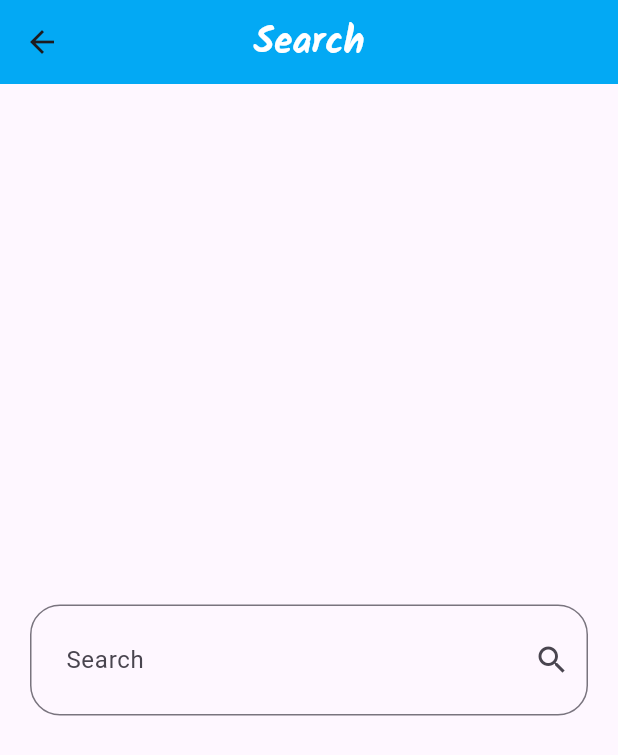
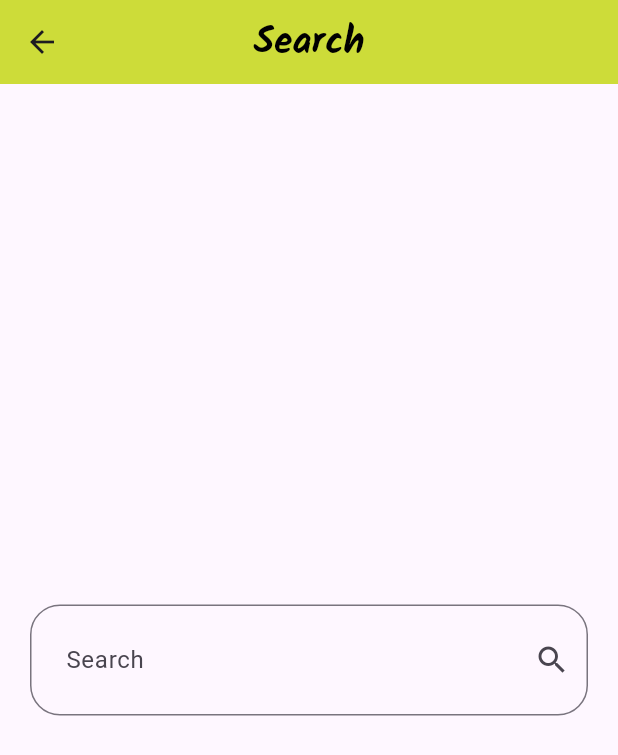
Before and after one commit to Elywa/Weather-App, a Flutter app: the screen it shows after launch, after a tap on the "search" icon, on a phone screen of 412 x 824 dp. Shown: the top 755 px of the screen. Run offline on Flutter 3.47's test engine with Material 3 defaults, Android fonts, the phone set to English and light mode, and no system bars; our stand-ins replace dio, flutter_bloc.

Commit message:
Create App Theme

```diff
--- a/lib/cubits/get current weather cubit/get_weather_states.dart
+++ b/lib/cubits/get current weather cubit/get_weather_states.dart
@@ -1,7 +1,15 @@
+import 'package:wheather_app/models/weather_model.dart';
+
 class WeatherState {}
 
-class WeatherLoadedState extends WeatherState {}
+class WeatherLoadedState extends WeatherState {
+  final WeatherModel weatherModel;
+  WeatherLoadedState({required this.weatherModel});
+}
 
 class NoWeatherState extends WeatherState {}
 
-class WeatherFailureState extends WeatherState {}
+class WeatherFailureState extends WeatherState {
+  final String errorMessage;
+  WeatherFailureState({required this.errorMessage});
+}
--- a/lib/main.dart
+++ b/lib/main.dart
@@ -1,23 +1,99 @@
 import 'package:flutter/material.dart';
 import 'package:flutter_bloc/flutter_bloc.dart';
 import 'package:wheather_app/cubits/get%20current%20weather%20cubit/get_weather_cubit.dart';
+import 'package:wheather_app/cubits/get%20current%20weather%20cubit/get_weather_states.dart';
+import 'package:wheather_app/models/weather_model.dart';
 import 'package:wheather_app/views/home_view.dart';
 
 void main() {
-  runApp(const Base());
+  runApp(Base());
 }
 
 class Base extends StatelessWidget {
-  const Base({super.key});
+  Base({super.key});
 
   @override
   Widget build(BuildContext context) {
-    return  BlocProvider(
+    return BlocProvider(
       create: (context) => GetWeatherCubit(),
-      child: const MaterialApp(
-        debugShowCheckedModeBanner: false,
-        home: HomeView(),
-      ),
+      child: Builder(builder: (context) {
+        return BlocBuilder<GetWeatherCubit, WeatherState>(
+          builder: (context, state) {
+            return MaterialApp(
+              debugShowCheckedModeBanner: false,
+              theme: ThemeData(
+                appBarTheme: AppBarTheme(
+                  backgroundColor: getMaterialColor(
+                    BlocProvider.of<GetWeatherCubit>(context)
+                        .weatherModel
+                        ?.weatherCondition,
+                  ),
+                ),
+                // primarySwatch: getMaterialColor(
+                //   BlocProvider.of<GetWeatherCubit>(context)
+                //       .weatherModel
+                //       ?.weatherCondition,
+                // ),
+              ),
+              home: HomeView(),
+            );
+          },
+        );
+      }),
     );
   }
 }
+
+MaterialColor getMaterialColor(String? condition) {
+  if (condition == null) {
+    return Colors.lime;
+  }
+  switch (condition) {
+    case 'Sunny':
+    case 'Clear':
+      return Colors.orange;
+    case 'Cloudy':
+    case 'Overcast':
+    case 'Mist':
+    case 'Fog':
+    case 'Freezing fog':
+      return Colors.grey;
+    case 'Patchy rain possible':
+    case 'Light drizzle':
+    case 'Light rain':
+    case 'Moderate rain':
+    case 'Heavy rain':
+    case 'Light freezing rain':
+    case 'Moderate or heavy freezing rain':
+    case 'Light sleet':
+    case 'Moderate or heavy sleet':
+    case 'Patchy light snow':
+    case 'Light snow':
+    case 'Patchy moderate snow':
+    case 'Moderate snow':
+    case 'Patchy heavy snow':
+    case 'Heavy snow':
+    case 'Ice pellets':
+    case 'Light rain shower':
+    case 'Moderate or heavy rain shower':
+    case 'Torrential rain shower':
+    case 'Light sleet showers':
+    case 'Moderate or heavy sleet showers':
+    case 'Light snow showers':
+    case 'Moderate or heavy snow showers':
+    case 'Light showers of ice pellets':
+    case 'Moderate or heavy showers of ice pellets':
+    case 'Blowing snow':
+    case 'Blizzard':
+      return Colors.lightBlue;
+    case 'Thundery outbreaks possible':
+    case 'Patchy light rain with thunder':
+    case 'Moderate or heavy rain with thunder':
+    case 'Patchy light snow with thunder':
+    case 'Moderate or heavy snow with thunder':
+      return Colors.deepPurple;
+
+    default:
+      return Colors.lightBlue;
+  }
+}
--- a/lib/models/weather_model.dart
+++ b/lib/models/weather_model.dart
@@ -1,8 +1,9 @@
 import 'package:flutter/foundation.dart';
+import 'package:flutter/material.dart';
 
 class WeatherModel {
   final String cityName;
-  final String date;
+  final DateTime date;
   final String? image;
   final double temp;
   final double maxTemp;
@@ -20,7 +21,7 @@ class WeatherModel {
     return WeatherModel(
       image: json['forecast']['forecastday'][0]['day']['condition']['icon'],
       cityName: json['location']['name'],
-      date: json['current']['last_updated'],
+      date: DateTime.parse(json['current']['last_updated']),
       temp: json['forecast']['forecastday'][0]['day']['avgtemp_c'],
       maxTemp: json['forecast']['forecastday'][0]['day']['maxtemp_c'],
       minTemp: json['forecast']['forecastday'][0]['day']['mintemp_c'],
@@ -28,4 +29,5 @@ class WeatherModel {
           ['text'],
     );
   }
+
 }
--- a/lib/views/home_view.dart
+++ b/lib/views/home_view.dart
@@ -4,16 +4,17 @@ import 'package:wheather_app/components/no_wheather_widget.dart';
 import 'package:wheather_app/components/wheather_widget.dart';
 import 'package:wheather_app/cubits/get%20current%20weather%20cubit/get_weather_cubit.dart';
 import 'package:wheather_app/cubits/get%20current%20weather%20cubit/get_weather_states.dart';
+import 'package:wheather_app/main.dart';
+import 'package:wheather_app/models/weather_model.dart';
 
 import 'package:wheather_app/views/search_view.dart';
 
 class HomeView extends StatelessWidget {
-  const HomeView({super.key});
+  HomeView({super.key});
 
   @override
   Widget build(BuildContext context) {
     return Scaffold(
-        backgroundColor: Colors.white,
         appBar: AppBar(
           actions: [
             IconButton(
@@ -29,30 +30,39 @@ class HomeView extends StatelessWidget {
               icon: const Icon(
                 Icons.search,
                 size: 25,
-                color: Colors.white,
+                color: Colors.black,
               ),
             ),
           ],
           centerTitle: true,
-          backgroundColor: Colors.lightBlue,
           title: const Text(
             'Wheather',
             style: TextStyle(
-              color: Colors.white,
+              color: Colors.black,
               fontSize: 25,
               fontFamily: 'Kalam',
               fontWeight: FontWeight.bold,
             ),
           ),
         ),
-        body: BlocBuilder< GetWeatherCubit ,  WeatherState>(
+        body: BlocBuilder<GetWeatherCubit, WeatherState>(
           builder: (context, state) {
             if (state is NoWeatherState) {
-              return NoWheatherWidget();
+              return const NoWheatherWidget();
             } else if (state is WeatherLoadedState) {
-              return WheatherWidget();
+              return WheatherWidget(
+                weather: state.weatherModel,
+              );
             } else {
-              return Text("oops , try again later!");
+              return const Center(
+                child: Text(
+                  'Oops , Try again Later',
+                  style: TextStyle(
+                    color: Colors.black,
+                    fontSize: 25,
+                  ),
+                ),
+              );
             }
           },
         ));
--- a/lib/views/search_view.dart
+++ b/lib/views/search_view.dart
@@ -1,11 +1,8 @@
-import 'dart:developer';
-
-import 'package:dio/dio.dart';
 import 'package:flutter/material.dart';
 import 'package:flutter_bloc/flutter_bloc.dart';
 import 'package:wheather_app/cubits/get%20current%20weather%20cubit/get_weather_cubit.dart';
+import 'package:wheather_app/main.dart';
 import 'package:wheather_app/models/weather_model.dart';
-import 'package:wheather_app/services/weather_service.dart';
 
 class SearchView extends StatelessWidget {
   const SearchView({super.key});
@@ -14,11 +11,10 @@ class SearchView extends StatelessWidget {
   Widget build(BuildContext context) {
     return Scaffold(
       appBar: AppBar(
-        backgroundColor: Colors.lightBlue,
         title: const Text(
           'Search',
           style: TextStyle(
-            color: Colors.white,
+            color: Colors.black,
             fontSize: 25,
             fontFamily: "Kalam",
             fontWeight: FontWeight.bold,
```
Also changed, not shown: lib/components/wheather_widget.dart (+40 -21 lines), lib/cubits/get current weather cubit/get_weather_cubit.dart (+5 -4 lines), lib/models/city_model.dart (added, +9 -0 lines).
